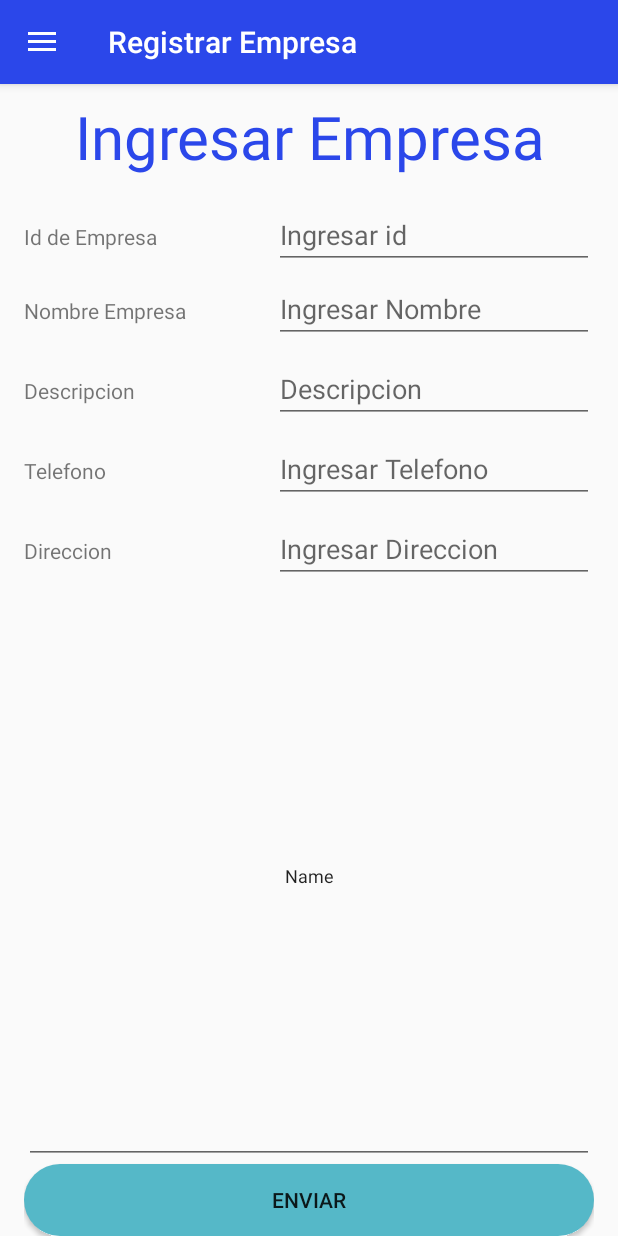
After one commit to Mikey-Developer/Navegacion_Ejemplo, an Android app: the fragmentoEmpresa screen opened through its navigation route, on a phone screen of 412 x 824 dp. The commit adds this screen. Run offline under Robolectric (Android 15) with nearby library versions, the phone set to English and light mode, and no system bars; our stand-ins replace navigation-ui.

Commit message:
Creado el fragmento Empresa con su MVVM

```diff
--- a/app/src/main/java/com/daa_lm/app_consultorio/MainActivity.java
+++ b/app/src/main/java/com/daa_lm/app_consultorio/MainActivity.java
@@ -33,7 +33,7 @@ public class MainActivity extends AppCompatActivity {
             nav_view = findViewById(R.id.nav_lateral);
             NavigationUI.setupWithNavController(nav_view, control_nav);
 
-            appbarConfig = new AppBarConfiguration.Builder(R.id.inicio, R.id.citas)
+            appbarConfig = new AppBarConfiguration.Builder(R.id.inicio, R.id.citas, R.id.empresas)
                     .setOpenableLayout(drawerLayout)
                     .build();
 
--- /dev/null
+++ b/app/src/main/java/com/daa_lm/app_consultorio/Vmodel/EmpresaViewModel.java
@@ -0,0 +1,48 @@
+package com.daa_lm.app_consultorio.Vmodel;
+
+import android.util.Log;
+
+import androidx.lifecycle.LiveData;
+import androidx.lifecycle.MutableLiveData;
+import androidx.lifecycle.ViewModel;
+
+import com.daa_lm.app_consultorio.data.Empresa;
+
+import java.util.UUID;
+
+public class EmpresaViewModel extends ViewModel {
+    Empresa empresa;
+
+    private MutableLiveData<Empresa> datosEmpresa;
+
+    private static final String TAG = EmpresaViewModel.class.getSimpleName();
+
+    public EmpresaViewModel(){
+        datosEmpresa = new MutableLiveData<>();
+    }
+
+    public LiveData<Empresa> getDatosEmpresa(){
+        return datosEmpresa;
+    }
+
+    public void crearEmpresa(UUID id, String nombre, String description, String tel, String direccion){
+
+        Log.i(TAG, "*** EmpresaViewModel.crearEmpresa() : CREANDO EMPRESA");
+
+        empresa = new Empresa(id, nombre, description, tel, direccion);
+
+        Log.i(TAG, "*** EmpresaViewModel.crearEmpresa() : EMPRESA CREADA");
+
+        datosEmpresa.setValue(empresa);
+
+        Log.i(TAG, "*** EmpresaViewModel.crearEmpresa() : EMPRESA ASIGNADA");
+    }
+
+    public Empresa getEmpresa() {
+        return empresa;
+    }
+
+    public void setEmpresa(Empresa empresa) {
+        this.empresa = empresa;
+    }
+}
--- /dev/null
+++ b/app/src/main/java/com/daa_lm/app_consultorio/data/Empresa.java
@@ -0,0 +1,57 @@
+package com.daa_lm.app_consultorio.data;
+
+import java.util.UUID;
+
+public class Empresa  {
+    UUID id_Empresa;
+    String nombre, descripcion, tel, direccion;
+    //String codigoPostal, colonia, estado, ciudad;
+
+    public Empresa(UUID ID, String nombre, String descripcion, String tel, String direccion) {
+        this.id_Empresa = ID;
+        this.nombre = nombre;
+        this.descripcion = descripcion;
+        this.tel = tel;
+        this.direccion = direccion;
+    }
+
+    public UUID getId_Empresa() {
+        return id_Empresa;
+    }
+
+    public void setId_Empresa(UUID id_Empresa) {
+        this.id_Empresa = id_Empresa;
+    }
+
+    public String getNombre() {
+        return nombre;
+    }
+
+    public void setNombre(String nombre) {
+        this.nombre = nombre;
+    }
+
+    public String getDescripcion() {
+        return descripcion;
+    }
+
+    public void setDescripcion(String descripcion) {
+        this.descripcion = descripcion;
+    }
+
+    public String getTel() {
+        return tel;
+    }
+
+    public void setTel(String tel) {
+        this.tel = tel;
+    }
+
+    public String getDireccion() {
+        return direccion;
+    }
+
+    public void setDireccion(String direccion) {
+        this.direccion = direccion;
+    }
+}
--- a/app/src/main/java/com/daa_lm/app_consultorio/fragments/fragmentoConfirmar_Cita.java
+++ b/app/src/main/java/com/daa_lm/app_consultorio/fragments/fragmentoConfirmar_Cita.java
@@ -19,6 +19,7 @@ import android.widget.Toast;
 
 import com.daa_lm.app_consultorio.R;
 import com.daa_lm.app_consultorio.Vmodel.CitaViewModel;
+//import com.daa_lm.app_consultorio.Vmodel.ListaCitaViewModel;
 import com.daa_lm.app_consultorio.data.Cita;
 
 /**
@@ -43,6 +44,7 @@ public class fragmentoConfirmar_Cita extends Fragment {
     private Button confirmar;
 
     private CitaViewModel citaViewModel;
+    //private ListaCitaViewModel listaCitaViewModel;
 
     private static final String TAG = fragmentoConfirmar_Cita.class.getSimpleName();
 
@@ -107,7 +109,7 @@ public class fragmentoConfirmar_Cita extends Fragment {
                     resultado_hospital.setText(cita.getHospital());
                     resultado_especialidad.setText(cita.getEspecialidad());
                     resultado_dia.setText(cita.getFecha());
-                    resultado_horario.setText(cita.getHospital());
+                    resultado_horario.setText(cita.getHorario());
                     Log.i(TAG, "*** citaViewModel.getDatosCita().observe() : DATOS ACTUALIZADOS ***");
                 }
             });
@@ -115,6 +117,8 @@ public class fragmentoConfirmar_Cita extends Fragment {
         } catch (Exception e){
             Log.e(TAG, "*** ERROR: " + e.getMessage() + " *** ");
         }
+
+        //listaCitaViewModel = new ViewModelProvider(requireActivity()).get(ListaCitaViewModel.class);
 
         /* fragmentoConfirmar_CitaArgs args = fragmentoConfirmar_CitaArgs.fromBundle(getArguments());
 
@@ -129,6 +133,9 @@ public class fragmentoConfirmar_Cita extends Fragment {
         confirmar.setOnClickListener(new View.OnClickListener(){
             @Override
             public void onClick(View view) {
+               /* Log.i(TAG, "*** confirmar.setOnClickListener() : BOTON PRESIONADO. AGREGANDO CITA A LISTA (listaCitaViewModel.agregarCita(cita) ***");
+                listaCitaViewModel.agregarCita(citaViewModel.getCita());
+                Log.i(TAG, "*** confirmar.setOnClickListener() : CITA AGREGADA A LISTA (listaCitaViewModel.agregarCita(cita) ***");*/
                 Toast.makeText(getActivity(), "Cita confirmada!", Toast.LENGTH_SHORT).show();
                 Navigation.findNavController(view).navigate(R.id.action_regresar_inicio);
             }
--- /dev/null
+++ b/app/src/main/java/com/daa_lm/app_consultorio/fragments/fragmentoEmpresa.java
@@ -0,0 +1,136 @@
+package com.daa_lm.app_consultorio.fragments;
+
+import android.os.Bundle;
+
+import androidx.annotation.NonNull;
+import androidx.annotation.Nullable;
+import androidx.fragment.app.Fragment;
+import androidx.lifecycle.Observer;
+import androidx.lifecycle.ViewModelProvider;
+
+import android.util.Log;
+import android.view.LayoutInflater;
+import android.view.View;
+import android.view.ViewGroup;
+import android.widget.Button;
+import android.widget.EditText;
+
+import com.daa_lm.app_consultorio.R;
+import com.daa_lm.app_consultorio.Vmodel.EmpresaViewModel;
+import com.daa_lm.app_consultorio.data.Empresa;
+
+import java.util.UUID;
+
+/**
+ * A simple {@link Fragment} subclass.
+ * Use the {@link fragmentoEmpresa#newInstance} factory method to
+ * create an instance of this fragment.
+ */
+public class fragmentoEmpresa extends Fragment {
+
+    // TODO: Rename parameter arguments, choose names that match
+    // the fragment initialization parameters, e.g. ARG_ITEM_NUMBER
+    private static final String ARG_PARAM1 = "param1";
+    private static final String ARG_PARAM2 = "param2";
+
+    // TODO: Rename and change types of parameters
+    private String mParam1;
+    private String mParam2;
+
+
+    private EditText editId, editNombre, editDesc, editTel, editDireccion, testText;
+    private Button enviar;
+    private EmpresaViewModel empresaViewModel;
+
+    private static final String TAG = fragmentoEmpresa.class.getSimpleName();
+
+    public fragmentoEmpresa() {
+        // Required empty public constructor
+    }
+
+    /**
+     * Use this factory method to create a new instance of
+     * this fragment using the provided parameters.
+     *
+     * @param param1 Parameter 1.
+     * @param param2 Parameter 2.
+     * @return A new instance of fragment fragmentoEmpresa.
+     */
+    // TODO: Rename and change types and number of parameters
+    public static fragmentoEmpresa newInstance(String param1, String param2) {
+        fragmentoEmpresa fragment = new fragmentoEmpresa();
+        Bundle args = new Bundle();
+        args.putString(ARG_PARAM1, param1);
+        args.putString(ARG_PARAM2, param2);
+        fragment.setArguments(args);
+        return fragment;
+    }
+
+    @Override
+    public void onCreate(Bundle savedInstanceState) {
+        super.onCreate(savedInstanceState);
+        if (getArguments() != null) {
+            mParam1 = getArguments().getString(ARG_PARAM1);
+            mParam2 = getArguments().getString(ARG_PARAM2);
+        }
+    }
+
+    @Override
+    public View onCreateView(LayoutInflater inflater, ViewGroup container,
+                             Bundle savedInstanceState) {
+        // Inflate the layout for this fragment
+        View v = inflater.inflate(R.layout.fragment_empresa, container, false);
+
+        editId = v.findViewById(R.id.editId);
+        editNombre = v.findViewById(R.id.editNombre_Empresa);
+        editDesc = v.findViewById(R.id.editDesc_Empresa);
+        editTel = v.findViewById(R.id.editTel_Empresa);
+        editDireccion = v.findViewById(R.id.editDireccion_Empresa);
+        testText = v.findViewById(R.id.testVM);
+
+        enviar = v.findViewById(R.id.finalizarEmpresa);
+
+
+        return v;
+    }
+
+    @Override
+    public void onViewCreated(@NonNull View view, @Nullable Bundle savedInstanceState) {
+        super.onViewCreated(view, savedInstanceState);
+
+        try {
+
+            empresaViewModel = new ViewModelProvider(requireActivity()).get(EmpresaViewModel.class);
+
+            final Observer<Empresa> observarEmpresa = new Observer<Empresa>() {
+                @Override
+                public void onChanged(Empresa resultado) {
+                    Log.i(TAG, "getDatosEmpresa().observe(observarEmpresa) : OnChanged() : CAMBIOS ACTUALIZADOS. GENERANDO DATOS.");
+                    editId.setText(resultado.getId_Empresa().toString());
+                    testText.setText(
+                            "Nombre: " + resultado.getNombre() +
+                                    "\nDescripcion: " + resultado.getDescripcion() +
+                                    "\nTelefono: " + resultado.getTel() +
+                                    "\nDireccion: " + resultado.getDireccion()
+                    );
+
+                    Log.i(TAG, "getDatosEmpresa().observe(observarEmpresa) : OnChanged() : DATOS GENERADOS");
+                }
+            };
+
+            empresaViewModel.getDatosEmpresa().observe(getViewLifecycleOwner(), observarEmpresa);
+
+            enviar.setOnClickListener(new View.OnClickListener() {
+                @Override
+                public void onClick(View view) {
+                    Log.i(TAG, "enviar.setOnClickListener() : onClick() : empresaViewModel.crearEmpresa()");
+                    empresaViewModel.crearEmpresa(UUID.randomUUID(), editNombre.getText().toString(),
+                            editDesc.getText().toString(), editTel.getText().toString(), editDireccion.getText().toString());
+                    Log.i(TAG, "enviar.setOnClickListener() : onClick() : FIN");
+                }
+            });
+        } catch (Exception e){
+            Log.e(TAG, "ERROR: " + e.getMessage());
+        }
+    }
+}
--- /dev/null
+++ b/app/src/main/res/drawable/ic_empresa.xml
@@ -0,0 +1,5 @@
+<vector android:height="24dp" android:tint="#18277A"
+    android:viewportHeight="24" android:viewportWidth="24"
+    android:width="24dp" xmlns:android="http://schemas.android.com/apk/res/android">
+    <path android:fillColor="@android:color/white" android:pathData="M12,7L12,3L2,3v18h20L22,7L12,7zM6,19L4,19v-2h2v2zM6,15L4,15v-2h2v2zM6,11L4,11L4,9h2v2zM6,7L4,7L4,5h2v2zM10,19L8,19v-2h2v2zM10,15L8,15v-2h2v2zM10,11L8,11L8,9h2v2zM10,7L8,7L8,5h2v2zM20,19h-8v-2h2v-2h-2v-2h2v-2h-2L12,9h8v10zM18,11h-2v2h2v-2zM18,15h-2v2h2v-2z"/>
+</vector>
--- /dev/null
+++ b/app/src/main/res/layout/fragment_empresa.xml
@@ -0,0 +1,236 @@
+<?xml version="1.0" encoding="utf-8"?>
+<RelativeLayout xmlns:android="http://schemas.android.com/apk/res/android"
+    android:layout_height="match_parent"
+    android:layout_width="match_parent"
+    android:paddingTop="8dp"
+    android:paddingHorizontal="16dp"
+    >
+
+
+    <TextView
+        android:id="@+id/titulo_fragEmpresa"
+        android:layout_width="wrap_content"
+        android:layout_height="wrap_content"
+        android:layout_alignParentTop="true"
+        android:layout_centerHorizontal="true"
+        android:text="Ingresar Empresa"
+        android:textSize="40sp"
+        android:textColor="@color/colorPrimary"
+        android:textAlignment="center"/>
+
+    <TextView
+        android:id="@+id/lblId"
+        android:layout_width="wrap_content"
+        android:layout_height="wrap_content"
+        android:layout_alignBaseline="@id/editId"
+        android:text="Id de Empresa"
+        android:textSize="14sp" />
+
+    <EditText
+        android:id="@+id/editId"
+        android:layout_width="wrap_content"
+        android:layout_height="wrap_content"
+        android:layout_alignParentEnd="true"
+        android:layout_below="@id/titulo_fragEmpresa"
+        android:layout_marginTop="16dp"
+        android:ems="10"
+        android:inputType="textPersonName"
+        android:hint="Ingresar id" />
+
+    <TextView
+        android:id="@+id/lblNombre"
+        android:layout_width="wrap_content"
+        android:layout_height="wrap_content"
+        android:layout_alignBaseline="@id/editNombre_Empresa"
+        android:text="Nombre Empresa"
+        android:textSize="14sp"/>
+
+    <EditText
+        android:id="@+id/editNombre_Empresa"
+        android:layout_width="wrap_content"
+        android:layout_height="wrap_content"
+        android:layout_alignParentEnd="true"
+        android:layout_below="@id/editId"
+        android:layout_marginVertical="4dp"
+        android:ems="10"
+        android:inputType="text"
+        android:hint="Ingresar Nombre" />
+
+    <TextView
+        android:id="@+id/lblDescripcion"
+        android:layout_width="wrap_content"
+        android:layout_height="wrap_content"
+        android:layout_alignBaseline="@id/editDesc_Empresa"
+        android:text="Descripcion"
+        android:textSize="14sp"/>
+
+    <EditText
+        android:id="@+id/editDesc_Empresa"
+        android:layout_width="wrap_content"
+        android:layout_height="wrap_content"
+        android:layout_alignParentEnd="true"
+        android:layout_below="@id/editNombre_Empresa"
+        android:layout_marginVertical="4dp"
+        android:ems="10"
+        android:inputType="textMultiLine"
+        android:hint="Descripcion" />
+
+
+    <TextView
+        android:id="@+id/lblTel"
+        android:layout_width="wrap_content"
+        android:layout_height="wrap_content"
+        android:layout_alignBaseline="@id/editTel_Empresa"
+        android:text="Telefono"
+        android:textSize="14sp"/>
+
+    <EditText
+        android:id="@+id/editTel_Empresa"
+        android:layout_width="wrap_content"
+        android:layout_height="wrap_content"
+        android:layout_alignParentEnd="true"
+        android:layout_below="@id/editDesc_Empresa"
+        android:layout_marginVertical="4dp"
+        android:ems="10"
+        android:inputType="phone"
+        android:hint="Ingresar Telefono" />
+
+    <TextView
+        android:id="@+id/lblDireccion"
+        android:layout_width="wrap_content"
+        android:layout_height="wrap_content"
+        android:layout_alignBaseline="@id/editDireccion_Empresa"
+        android:text="Direccion"
+        android:textSize="14sp"/>
+
+    <EditText
+        android:id="@+id/editDireccion_Empresa"
+        android:layout_width="wrap_content"
+        android:layout_height="wrap_content"
+        android:layout_alignParentEnd="true"
+        android:layout_below="@id/editTel_Empresa"
+        android:layout_marginVertical="4dp"
+        android:ems="10"
+        android:inputType="textMultiLine"
+        android:hint="Ingresar Direccion" />
+<!--
+    <TextView
+        android:id="@+id/lblCodigoPostal"
+        android:layout_width="wrap_content"
+        android:layout_height="wrap_content"
+        android:layout_alignBaseline="@id/editCP_Empresa"
+        android:text="Codigo Postal"
+        android:textSize="18sp"/>
+
+    <EditText
+        android:id="@+id/editCP_Empresa"
+        android:layout_width="wrap_content"
+        android:layout_height="wrap_content"
+        android:layout_alignParentEnd="true"
+        android:layout_below="@id/editDireccion_Empresa"
+        android:layout_marginVertical="4dp"
+        android:ems="10"
+        android:inputType="numberSigned"
+        android:hint="Ingresar Codigo Postal" />
+
+    <TextView
+        android:id="@+id/lblColonia"
+        android:layout_width="wrap_content"
+        android:layout_height="wrap_content"
+        android:layout_alignBaseline="@id/editColonia_Empresa"
+        android:text="Colonia"
+        android:textSize="18sp"/>
+
+    <EditText
+        android:id="@+id/editColonia_Empresa"
+        android:layout_width="wrap_content"
+        android:layout_height="wrap_content"
+        android:layout_alignParentEnd="true"
+        android:layout_below="@id/editCP_Empresa"
+        android:layout_marginVertical="4dp"
+        android:ems="10"
+        android:inputType="text"
+        android:hint="Ingresar Colonia" />
+
+    <TextView
+        android:id="@+id/lblEstado"
+        android:layout_width="wrap_content"
+        android:layout_height="wrap_content"
+        android:layout_alignBaseline="@id/editEstado_Empresa"
+        android:text="Estado"
+        android:textSize="18sp"/>
+
+    <EditText
+        android:id="@+id/editEstado_Empresa"
+        android:layout_width="wrap_content"
+        android:layout_height="wrap_content"
+        android:layout_alignParentEnd="true"
+        android:layout_below="@id/editColonia_Empresa"
+        android:layout_marginVertical="4dp"
+        android:ems="10"
+        android:inputType="text"
+        android:hint="Ingresar Estado" />
+
+    <TextView
+        android:id="@+id/lblCiudad"
+        android:layout_width="wrap_content"
+        android:layout_height="wrap_content"
+        android:layout_alignBaseline="@id/editCiudad_Empresa"
+        android:text="Ciudad"
+        android:textSize="18sp"/>
+
+    <EditText
+        android:id="@+id/editCiudad_Empresa"
+        android:layout_width="wrap_content"
+        android:layout_height="wrap_content"
+        android:layout_alignParentEnd="true"
+        android:layout_below="@id/editEstado_Empresa"
+        android:layout_marginVertical="4dp"
+        android:ems="10"
+        android:inputType="text"
+        android:hint="Ingresar Ciudad" />
+-->
+    <Button
+        android:id="@+id/finalizarEmpresa"
+        android:layout_width="wrap_content"
+        android:layout_height="wrap_content"
+        android:layout_alignParentBottom="true"
+        android:layout_alignParentStart="true"
+        android:layout_alignParentEnd="true"
+        android:background="@drawable/btn_round"
+        android:text="ENVIAR" />
+
+    <EditText
+        android:id="@+id/testVM"
+        android:layout_width="wrap_content"
+        android:layout_height="wrap_content"
+        android:layout_alignParentEnd="true"
+        android:layout_alignParentStart="true"
+        android:layout_below="@id/editDireccion_Empresa"
+        android:layout_above="@id/finalizarEmpresa"
+        android:ems="10"
+        android:inputType="textMultiLine"
+        android:textAlignment="center"
+        android:text="Name"
+        android:textSize="12sp"/>
+
+    <!-- <TextView
+        android:id="@+id/"
+        android:layout_width="wrap_content"
+        android:layout_height="wrap_content"
+        android:layout_alignBaseline="@id/editNombre_Empresa"
+        android:text=""
+        android:textSize="18sp"/> -->
+
+    <!-- <EditText
+        android:id="@+id/"
+        android:layout_width="wrap_content"
+        android:layout_height="wrap_content"
+        android:layout_alignParentEnd="true"
+        android:layout_below="@id/editId"
+        android:layout_marginTop="32dp"
+        android:ems="10"
+        android:inputType=""
+        android:hint="Ingresar" /> -->
+
+</RelativeLayout>
--- a/app/src/main/res/menu/menu.xml
+++ b/app/src/main/res/menu/menu.xml
@@ -10,5 +10,12 @@
             android:id="@id/citas"
             android:icon="@drawable/ic_agenda"
             android:title="Agendar Cita"/>
+        <item
+            android:id="@id/empresas"
+            android:icon="@drawable/ic_empresa"
+            android:title="Registrar Empresa" />
+      <!--  <item
+            android:id="@id/Test"
+            android:title="Test Fragmento" /> -->
     </group>
 </menu>
--- a/app/src/main/res/navigation/app_nav.xml
+++ b/app/src/main/res/navigation/app_nav.xml
@@ -47,4 +47,15 @@
         android:name="com.daa_lm.app_consultorio.fragments.fragmentoInicio"
         android:label="Menú de Inicio"
         tools:layout="@layout/fragment_inicio" />
+    <fragment
+        android:id="@+id/empresas"
+        android:name="com.daa_lm.app_consultorio.fragments.fragmentoEmpresa"
+        android:label="Registrar Empresa"
+        tools:layout="@layout/fragment_empresa"/>
+
+  <!--  <fragment
+        android:id="@+id/Test"
+        android:name="com.daa_lm.app_consultorio.fragments.testFragment"
+        android:label="Fragment Test"
+        tools:layout="@layout/fragment_test" /> -->
 </navigation>
```
